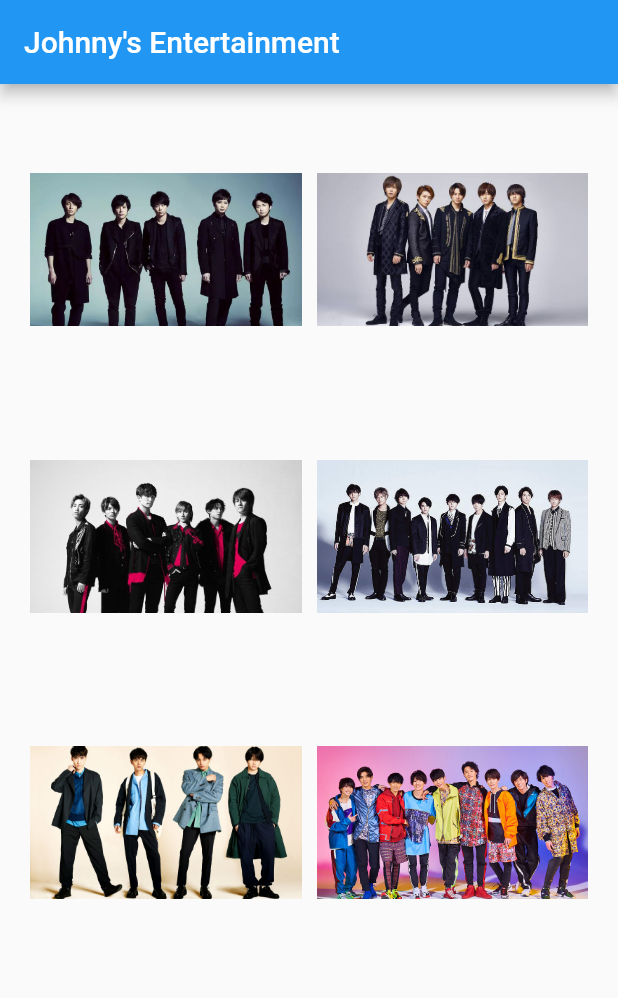
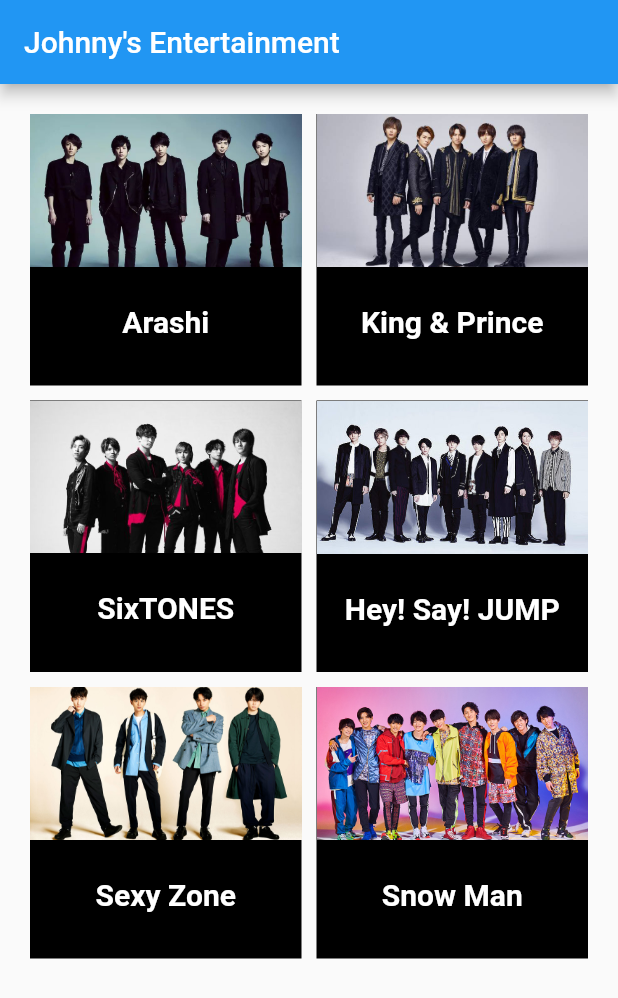
Before and after one commit to ainanabilahh/johnnysidolfe, a Flutter app: the screen it shows after launch, on a phone screen of 412 x 824 dp. Shown: the top 998 px of the screen. Run offline on Flutter 3.47's test engine with Material 2 defaults, Android fonts, the phone set to English and light mode, and no system bars.

Commit message:
Update main.dart

```diff
--- a/lib/main.dart
+++ b/lib/main.dart
@@ -30,18 +30,30 @@ class _HomeScreenState extends State < HomeScreen > {
         // the App.build method, and use it to set our appbar title.
         title: Text("Johnny's Entertainment"),
       ),
-      body: Center(
-        child: GridView.count(
+      body: GridView.count(
         primary: false,
         padding: const EdgeInsets.all(20),
           crossAxisSpacing: 10,
           mainAxisSpacing: 10,
           crossAxisCount: 2,
           children: < Widget > [
-              AspectRatio(
-                aspectRatio: 3 / 3,
+            Container(
+              alignment: Alignment.topCenter,
+              decoration: BoxDecoration(
+                color: Colors.black,
+              ),
               child: GestureDetector(
-                  child: Image(image: AssetImage("images/arashi.jpg")),
+                child: Column(children: < Widget > [
+                  Image(image: AssetImage("images/arashi.jpg")),
+                  Container(
+                    margin: const EdgeInsets.only(top: 25.0),
+                      child: Text(
+                        'Arashi',
+                        overflow: TextOverflow.ellipsis,
+                        style: TextStyle(fontWeight: FontWeight.bold, color: Colors.white, fontSize: 20),
+                      )
+                  ),
+                ]),
                 onTap: () {
                   Navigator.push(context, MaterialPageRoute(
                     builder: (context) => DetailScreen("images/arashi.jpg"),
@@ -49,49 +61,128 @@ class _HomeScreenState extends State < HomeScreen > {
                 },
               ),
             ),
-              GestureDetector(
-                child: Image(image: AssetImage("images/kinpuri.jpg")),
+            Container(
+              alignment: Alignment.topCenter,
+              decoration: BoxDecoration(
+                color: Colors.black,
+              ),
+              child: GestureDetector(
+                child: Column(children: < Widget > [
+                  Image(image: AssetImage("images/kinpuri.jpg")),
+                  Container(
+                    margin: const EdgeInsets.only(top: 25.0),
+                      child: Text(
+                        'King & Prince',
+                        overflow: TextOverflow.ellipsis,
+                        style: TextStyle(fontWeight: FontWeight.bold, color: Colors.white, fontSize: 20),
+                      )
+                  ),
+                ]),
                 onTap: () {
                   Navigator.push(context, MaterialPageRoute(
                     builder: (context) => DetailScreen("images/kinpuri.jpg"),
                   ));
                 },
               ),
-              GestureDetector(
-                child: Image(image: AssetImage("images/sixtones.jpg")),
+            ),
+            Container(
+              alignment: Alignment.topCenter,
+              decoration: BoxDecoration(
+                color: Colors.black,
+              ),
+              child: GestureDetector(
+                child: Column(children: < Widget > [
+                  Image(image: AssetImage("images/sixtones.jpg")),
+                  Container(
+                    margin: const EdgeInsets.only(top: 25.0),
+                      child: Text(
+                        'SixTONES',
+                        overflow: TextOverflow.ellipsis,
+                        style: TextStyle(fontWeight: FontWeight.bold, color: Colors.white, fontSize: 20),
+                      )
+                  ),
+                ]),
                 onTap: () {
                   Navigator.push(context, MaterialPageRoute(
                     builder: (context) => DetailScreen("images/sixtones.jpg"),
                   ));
                 },
               ),
-              GestureDetector(
-                child: Image(image: AssetImage("images/hsj.jpg")),
+            ),
+            Container(
+              alignment: Alignment.topCenter,
+              decoration: BoxDecoration(
+                color: Colors.black,
+              ),
+              child: GestureDetector(
+                child: Column(children: < Widget > [
+                  Image(image: AssetImage("images/hsj.jpg")),
+                  Container(
+                    margin: const EdgeInsets.only(top: 25.0),
+                      child: Text(
+                        'Hey! Say! JUMP',
+                        overflow: TextOverflow.ellipsis,
+                        style: TextStyle(fontWeight: FontWeight.bold, color: Colors.white, fontSize: 20),
+                      )
+                  ),
+                ]),
                 onTap: () {
                   Navigator.push(context, MaterialPageRoute(
                     builder: (context) => DetailScreen("images/hsj.jpg"),
                   ));
                 },
               ),
-              GestureDetector(
-                child: Image(image: AssetImage("images/sexyzone.jpg")),
+            ),
+            Container(
+              alignment: Alignment.topCenter,
+              decoration: BoxDecoration(
+                color: Colors.black,
+              ),
+              child: GestureDetector(
+                child: Column(children: < Widget > [
+                  Image(image: AssetImage("images/sexyzone.jpg")),
+                  Container(
+                    margin: const EdgeInsets.only(top: 25.0),
+                      child: Text(
+                        'Sexy Zone',
+                        overflow: TextOverflow.ellipsis,
+                        style: TextStyle(fontWeight: FontWeight.bold, color: Colors.white, fontSize: 20),
+                      )
+                  ),
+                ]),
                 onTap: () {
                   Navigator.push(context, MaterialPageRoute(
                     builder: (context) => DetailScreen("images/sexyzone.jpg"),
                   ));
                 },
               ),
-              GestureDetector(
-                child: Image(image: AssetImage("images/snowman.jpg")),
+            ),
+            Container(
+              alignment: Alignment.topCenter,
+              decoration: BoxDecoration(
+                color: Colors.black,
+              ),
+              child: GestureDetector(
+                child: Column(children: < Widget > [
+                  Image(image: AssetImage("images/snowman.jpg")),
+                  Container(
+                    margin: const EdgeInsets.only(top: 25.0),
+                      child: Text(
+                        'Snow Man',
+                        overflow: TextOverflow.ellipsis,
+                        style: TextStyle(fontWeight: FontWeight.bold, color: Colors.white, fontSize: 20),
+                      )
+                  ),
+                ]),
                 onTap: () {
                   Navigator.push(context, MaterialPageRoute(
                     builder: (context) => DetailScreen("images/snowman.jpg"),
                   ));
                 },
               ),
+            ),
           ],
       ),
-      )
     );
   }
 }
```
Lines whose indentation alone changed are shown as unchanged.
